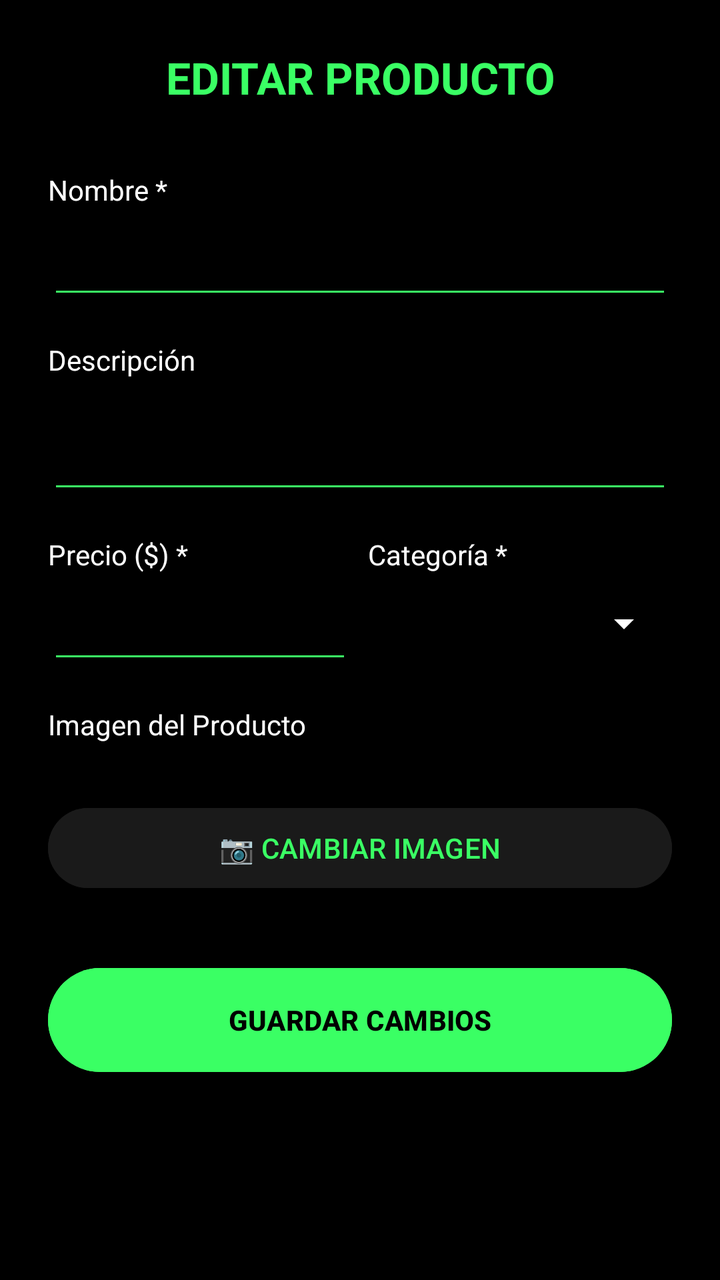
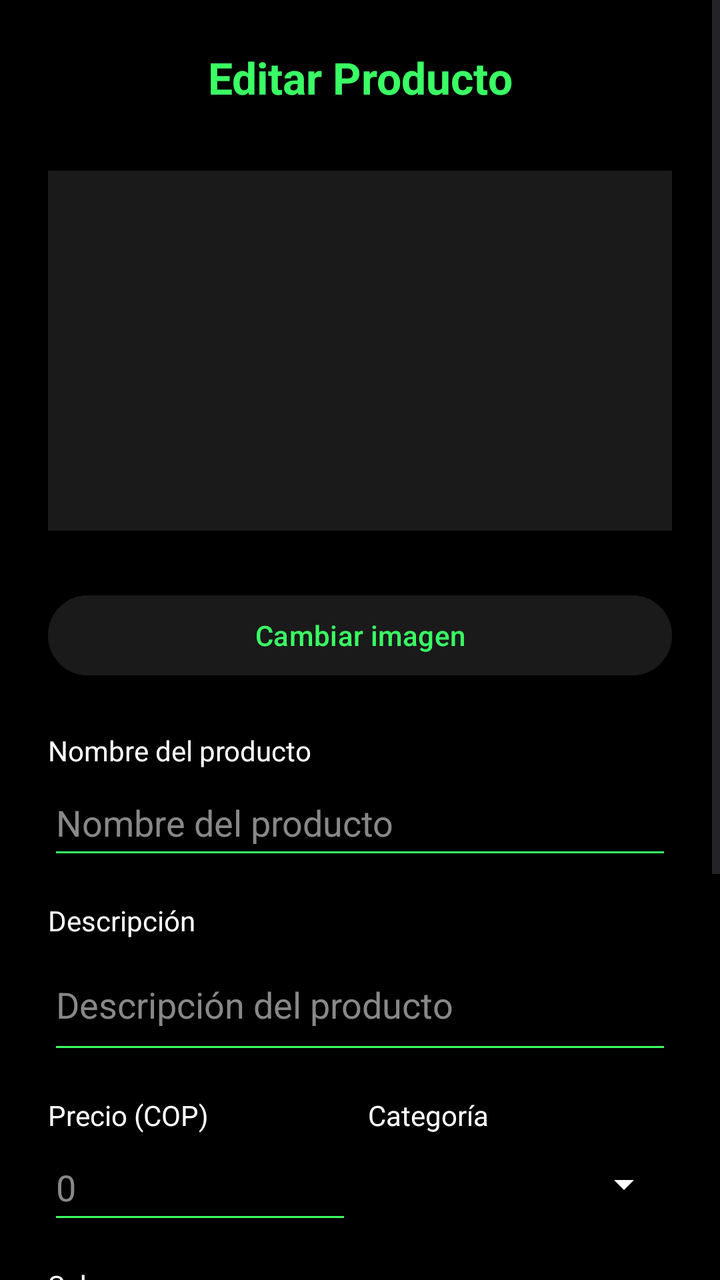

Two renders of the same Android screen: before a commit and after it. Below are the layout's source before the change and the commit's diff.
<!-- AndroidManifest.xml: application theme Theme.GranineaApp -->
<!-- res/layout/activity_editar_producto.xml -->
<?xml version="1.0" encoding="utf-8"?>
<ScrollView
    xmlns:android="http://schemas.android.com/apk/res/android"
    android:layout_width="match_parent"
    android:layout_height="match_parent"
    android:background="@color/black">

    <LinearLayout
        android:layout_width="match_parent"
        android:layout_height="wrap_content"
        android:orientation="vertical"
        android:padding="24dp">

        <TextView
            android:layout_width="match_parent"
            android:layout_height="wrap_content"
            android:text="@string/editar_producto_admin"
            android:textSize="22sp"
            android:textStyle="bold"
            android:textColor="@color/colorverde_letra"
            android:gravity="center"
            android:layout_marginBottom="32dp" />

        <TextView
            android:layout_width="match_parent"
            android:layout_height="wrap_content"
            android:text="@string/nombre_producto_edit_admin"
            android:textColor="@color/white" />

        <EditText
            android:id="@+id/etEditarNombre"
            android:layout_width="match_parent"
            android:layout_height="50dp"
            android:textColor="@color/white"
            android:backgroundTint="@color/colorverde_letra"
            android:inputType="textCapSentences"
            android:layout_marginBottom="16dp"/>

        <TextView
            android:layout_width="match_parent"
            android:layout_height="wrap_content"
            android:text="@string/descripcion_producto_admin_edit"
            android:textColor="@color/white" />

        <EditText
            android:id="@+id/etEditarDescripcion"
            android:layout_width="match_parent"
            android:layout_height="wrap_content"
            android:textColor="@color/white"
            android:backgroundTint="@color/colorverde_letra"
            android:inputType="textMultiLine"
            android:minLines="2"
            android:layout_marginBottom="16dp"/>

        <LinearLayout
            android:layout_width="match_parent"
            android:layout_height="wrap_content"
            android:orientation="horizontal">

            <LinearLayout
                android:layout_width="0dp"
                android:layout_height="wrap_content"
                android:layout_weight="1"
                android:orientation="vertical"
                android:layout_marginEnd="8dp">

                <TextView
                    android:layout_width="wrap_content"
                    android:layout_height="wrap_content"
                    android:text="@string/precio_producto_edit_admin"
                    android:textColor="@color/white" />

                <EditText
                    android:id="@+id/etEditarPrecio"
                    android:layout_width="match_parent"
                    android:layout_height="50dp"
                    android:textColor="@color/white"
                    android:backgroundTint="@color/colorverde_letra"
                    android:inputType="numberDecimal" />
            </LinearLayout>

            <LinearLayout
                android:layout_width="0dp"
                android:layout_height="wrap_content"
                android:layout_weight="1"
                android:orientation="vertical">

                <TextView
                    android:layout_width="wrap_content"
                    android:layout_height="wrap_content"
                    android:text="@string/categoria_producto_edit_admin"
                    android:textColor="@color/white" />

                <Spinner
                    android:id="@+id/spinnerEditarTipo"
                    android:layout_width="match_parent"
                    android:layout_height="50dp"
                    android:backgroundTint="@color/white"
                    android:popupBackground="@color/black" />
            </LinearLayout>
        </LinearLayout>

        
        <TextView
            android:layout_width="match_parent"
            android:layout_height="wrap_content"
            android:text="@string/imagen_del_producto_edit_admin"
            android:textColor="@color/white"
            android:textSize="14sp"
            android:layout_marginTop="16dp" />

        
        <ImageView
            android:id="@+id/ivPreviewImagen"
            android:layout_width="match_parent"
            android:layout_height="180dp"
            android:scaleType="centerCrop"
            android:background="#1A1A1A"
            android:layout_marginTop="8dp"
            android:visibility="gone" />

        <TextView
            android:id="@+id/tvImagenSeleccionada"
            android:layout_width="match_parent"
            android:layout_height="wrap_content"
            android:text=""
            android:textColor="#888888"
            android:textSize="12sp"
            android:layout_marginTop="4dp"
            android:layout_marginBottom="8dp" />

        <Button
            android:id="@+id/btnSeleccionarImagen"
            android:layout_width="match_parent"
            android:layout_height="48dp"
            android:text="@string/cambiar_imagen_edit_admin"
            android:backgroundTint="#1A1A1A"
            android:textColor="@color/colorverde_letra"
            android:layout_marginBottom="24dp" />

        

        <ProgressBar
            android:id="@+id/progressBarEditar"
            android:layout_width="wrap_content"
            android:layout_height="wrap_content"
            android:layout_gravity="center"
            android:visibility="gone"
            android:indeterminateTint="@color/colorverde_letra"/>

        <Button
            android:id="@+id/btnGuardarEdicion"
            android:layout_width="match_parent"
            android:layout_height="60dp"
            android:text="@string/guardar_cambios_edit_admin"
            android:textStyle="bold"
            android:backgroundTint="@color/colorverde_letra"
            android:textColor="@color/black"
            android:layout_marginTop="8dp" />

    </LinearLayout>
</ScrollView>
<!-- resources referenced by this layout -->
<resources>
  <color name="black">#000000</color>
  <color name="colorverde_letra">#3AFF64</color>
  <color name="white">#FFFFFF</color>
  <string name="cambiar_imagen_edit_admin">📷 CAMBIAR IMAGEN</string>
  <string name="categoria_producto_edit_admin">Categoría *</string>
  <string name="descripcion_producto_admin_edit">Descripción</string>
  <string name="editar_producto_admin">EDITAR PRODUCTO</string>
  <string name="guardar_cambios_edit_admin">GUARDAR CAMBIOS</string>
  <string name="imagen_del_producto_edit_admin">Imagen del Producto</string>
  <string name="nombre_producto_edit_admin">Nombre *</string>
  <string name="precio_producto_edit_admin">Precio ($) *</string>
  <style name="Theme.GranineaApp" parent="Base.Theme.GranineaApp" />
  <style name="Base.Theme.GranineaApp" parent="Theme.Material3.DayNight.NoActionBar">
      
      <item name="colorPrimary">@color/black</item>
      <item name="android:statusBarColor">@color/black</item>
      
      <item name="android:windowLightStatusBar">false</item>
  </style>
</resources>

<!-- the commit's change to res/layout/activity_editar_producto.xml (unified diff, before → after) -->
@@ -11,51 +11,89 @@
         android:orientation="vertical"
         android:padding="24dp">
 
-        <TextView
-            android:layout_width="match_parent"
-            android:layout_height="wrap_content"
-            android:text="@string/editar_producto_admin"
+        
+        <TextView
+            android:layout_width="match_parent"
+            android:layout_height="wrap_content"
+            android:text="Editar Producto"
             android:textSize="22sp"
             android:textStyle="bold"
             android:textColor="@color/colorverde_letra"
             android:gravity="center"
             android:layout_marginBottom="32dp" />
 
-        <TextView
-            android:layout_width="match_parent"
-            android:layout_height="wrap_content"
-            android:text="@string/nombre_producto_edit_admin"
-            android:textColor="@color/white" />
+        
+        <ImageView
+            android:id="@+id/img_producto_editar"
+            android:layout_width="match_parent"
+            android:layout_height="180dp"
+            android:scaleType="centerCrop"
+            android:background="#1A1A1A"
+            android:layout_marginBottom="4dp" />
+
+        <TextView
+            android:id="@+id/tvImagenSeleccionada"
+            android:layout_width="match_parent"
+            android:layout_height="wrap_content"
+            android:text=""
+            android:textColor="#888888"
+            android:textSize="12sp"
+            android:layout_marginBottom="8dp" />
+
+        <Button
+            android:id="@+id/btn_cambiar_imagen"
+            android:layout_width="match_parent"
+            android:layout_height="48dp"
+            android:text="Cambiar imagen"
+            android:backgroundTint="#1A1A1A"
+            android:textColor="@color/colorverde_letra"
+            android:layout_marginBottom="24dp" />
+
+        
+        <TextView
+            android:layout_width="match_parent"
+            android:layout_height="wrap_content"
+            android:text="Nombre del producto"
+            android:textColor="@color/white"
+            android:textSize="14sp" />
 
         <EditText
-            android:id="@+id/etEditarNombre"
+            android:id="@+id/et_nombre"
             android:layout_width="match_parent"
             android:layout_height="50dp"
-            android:textColor="@color/white"
+            android:hint="Nombre del producto"
+            android:textColor="@color/white"
+            android:textColorHint="#888888"
             android:backgroundTint="@color/colorverde_letra"
             android:inputType="textCapSentences"
-            android:layout_marginBottom="16dp"/>
-
-        <TextView
-            android:layout_width="match_parent"
-            android:layout_height="wrap_content"
-            android:text="@string/descripcion_producto_admin_edit"
-            android:textColor="@color/white" />
+            android:layout_marginBottom="16dp" />
+
+        
+        <TextView
+            android:layout_width="match_parent"
+            android:layout_height="wrap_content"
+            android:text="Descripción"
+            android:textColor="@color/white"
+            android:textSize="14sp" />
 
         <EditText
-            android:id="@+id/etEditarDescripcion"
-            android:layout_width="match_parent"
-            android:layout_height="wrap_content"
-            android:textColor="@color/white"
+            android:id="@+id/et_descripcion"
+            android:layout_width="match_parent"
+            android:layout_height="wrap_content"
+            android:hint="Descripción del producto"
+            android:textColor="@color/white"
+            android:textColorHint="#888888"
             android:backgroundTint="@color/colorverde_letra"
             android:inputType="textMultiLine"
             android:minLines="2"
-            android:layout_marginBottom="16dp"/>
-
+            android:layout_marginBottom="16dp" />
+
+        
         <LinearLayout
             android:layout_width="match_parent"
             android:layout_height="wrap_content"
-            android:orientation="horizontal">
+            android:orientation="horizontal"
+            android:baselineAligned="false">
 
             <LinearLayout
                 android:layout_width="0dp"
@@ -67,14 +105,16 @@
                 <TextView
                     android:layout_width="wrap_content"
                     android:layout_height="wrap_content"
-                    android:text="@string/precio_producto_edit_admin"
+                    android:text="Precio (COP)"
                     android:textColor="@color/white" />
 
                 <EditText
-                    android:id="@+id/etEditarPrecio"
+                    android:id="@+id/et_precio"
                     android:layout_width="match_parent"
                     android:layout_height="50dp"
+                    android:hint="0"
                     android:textColor="@color/white"
+                    android:textColorHint="#888888"
                     android:backgroundTint="@color/colorverde_letra"
                     android:inputType="numberDecimal" />
             </LinearLayout>
@@ -88,11 +128,11 @@
                 <TextView
                     android:layout_width="wrap_content"
                     android:layout_height="wrap_content"
-                    android:text="@string/categoria_producto_edit_admin"
+                    android:text="Categoría"
                     android:textColor="@color/white" />
 
                 <Spinner
-                    android:id="@+id/spinnerEditarTipo"
+                    android:id="@+id/spinner_tipo"
                     android:layout_width="match_parent"
                     android:layout_height="50dp"
                     android:backgroundTint="@color/white"
@@ -104,59 +144,77 @@
         <TextView
             android:layout_width="match_parent"
             android:layout_height="wrap_content"
-            android:text="@string/imagen_del_producto_edit_admin"
+            android:text="Sabores"
             android:textColor="@color/white"
             android:textSize="14sp"
             android:layout_marginTop="16dp" />
 
-        
-        <ImageView
-            android:id="@+id/ivPreviewImagen"
-            android:layout_width="match_parent"
-            android:layout_height="180dp"
-            android:scaleType="centerCrop"
-            android:background="#1A1A1A"
-            android:layout_marginTop="8dp"
-            android:visibility="gone" />
-
-        <TextView
-            android:id="@+id/tvImagenSeleccionada"
-            android:layout_width="match_parent"
-            android:layout_height="wrap_content"
-            android:text=""
-            android:textColor="#888888"
-            android:textSize="12sp"
-            android:layout_marginTop="4dp"
-            android:layout_marginBottom="8dp" />
-
-        <Button
-            android:id="@+id/btnSeleccionarImagen"
-            android:layout_width="match_parent"
-            android:layout_height="48dp"
-            android:text="@string/cambiar_imagen_edit_admin"
-            android:backgroundTint="#1A1A1A"
-            android:textColor="@color/colorverde_letra"
-            android:layout_marginBottom="24dp" />
-
-        
-
+        <EditText
+            android:id="@+id/et_sabores"
+            android:layout_width="match_parent"
+            android:layout_height="50dp"
+            android:hint="fresa, mango, uva..."
+            android:textColor="@color/white"
+            android:textColorHint="#888888"
+            android:backgroundTint="@color/colorverde_letra"
+            android:inputType="text"
+            android:layout_marginBottom="16dp" />
+
+        
+        <LinearLayout
+            android:layout_width="match_parent"
+            android:layout_height="wrap_content"
+            android:orientation="horizontal"
+            android:gravity="center_vertical"
+            android:layout_marginBottom="16dp">
+
+            <TextView
+                android:layout_width="0dp"
+                android:layout_height="wrap_content"
+                android:layout_weight="1"
+                android:text="Producto activo (visible en catálogo)"
+                android:textColor="@color/white"
+                android:textSize="14sp" />
+
+            <Switch
+                android:id="@+id/switch_activo"
+                android:layout_width="wrap_content"
+                android:layout_height="wrap_content"
+                android:thumbTint="@color/colorverde_letra"
+                android:trackTint="#444444" />
+        </LinearLayout>
+
+        
         <ProgressBar
-            android:id="@+id/progressBarEditar"
+            android:id="@+id/progress_editar"
             android:layout_width="wrap_content"
             android:layout_height="wrap_content"
             android:layout_gravity="center"
             android:visibility="gone"
-            android:indeterminateTint="@color/colorverde_letra"/>
-
+            android:indeterminateTint="@color/colorverde_letra" />
+
+        
         <Button
-            android:id="@+id/btnGuardarEdicion"
+            android:id="@+id/btn_guardar"
             android:layout_width="match_parent"
             android:layout_height="60dp"
-            android:text="@string/guardar_cambios_edit_admin"
+            android:text="Guardar cambios"
             android:textStyle="bold"
             android:backgroundTint="@color/colorverde_letra"
             android:textColor="@color/black"
             android:layout_marginTop="8dp" />
 
+        
+        <Button
+            android:id="@+id/btn_eliminar"
+            android:layout_width="match_parent"
+            android:layout_height="60dp"
+            android:text="Eliminar producto"
+            android:textStyle="bold"
+            android:backgroundTint="#1A1A1A"
+            android:textColor="#FF4444"
+            android:layout_marginTop="8dp"
+            android:layout_marginBottom="16dp" />
+
     </LinearLayout>
 </ScrollView>
<!-- resource entries referenced after the edit -->
@@ -3,14 +3,6 @@
   <color name="black">#000000</color>
   <color name="colorverde_letra">#3AFF64</color>
   <color name="white">#FFFFFF</color>
-  <string name="cambiar_imagen_edit_admin">📷 CAMBIAR IMAGEN</string>
-  <string name="categoria_producto_edit_admin">Categoría *</string>
-  <string name="descripcion_producto_admin_edit">Descripción</string>
-  <string name="editar_producto_admin">EDITAR PRODUCTO</string>
-  <string name="guardar_cambios_edit_admin">GUARDAR CAMBIOS</string>
-  <string name="imagen_del_producto_edit_admin">Imagen del Producto</string>
-  <string name="nombre_producto_edit_admin">Nombre *</string>
-  <string name="precio_producto_edit_admin">Precio ($) *</string>
   <style name="Theme.GranineaApp" parent="Base.Theme.GranineaApp" />
   <style name="Base.Theme.GranineaApp" parent="Theme.Material3.DayNight.NoActionBar">
       
